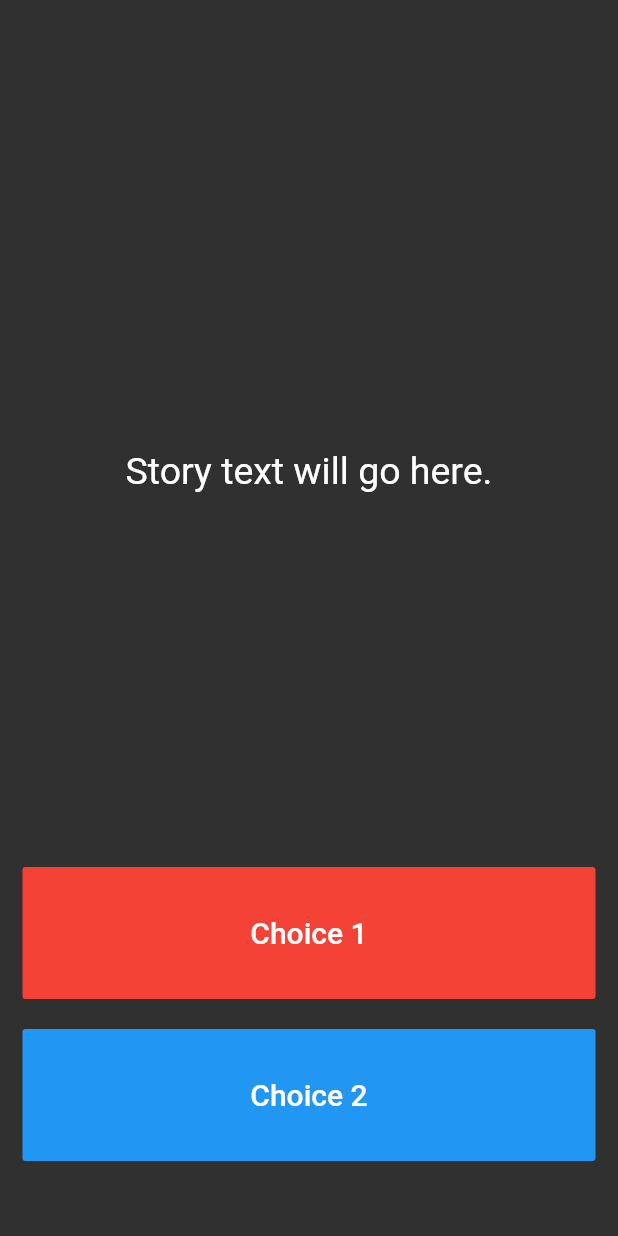
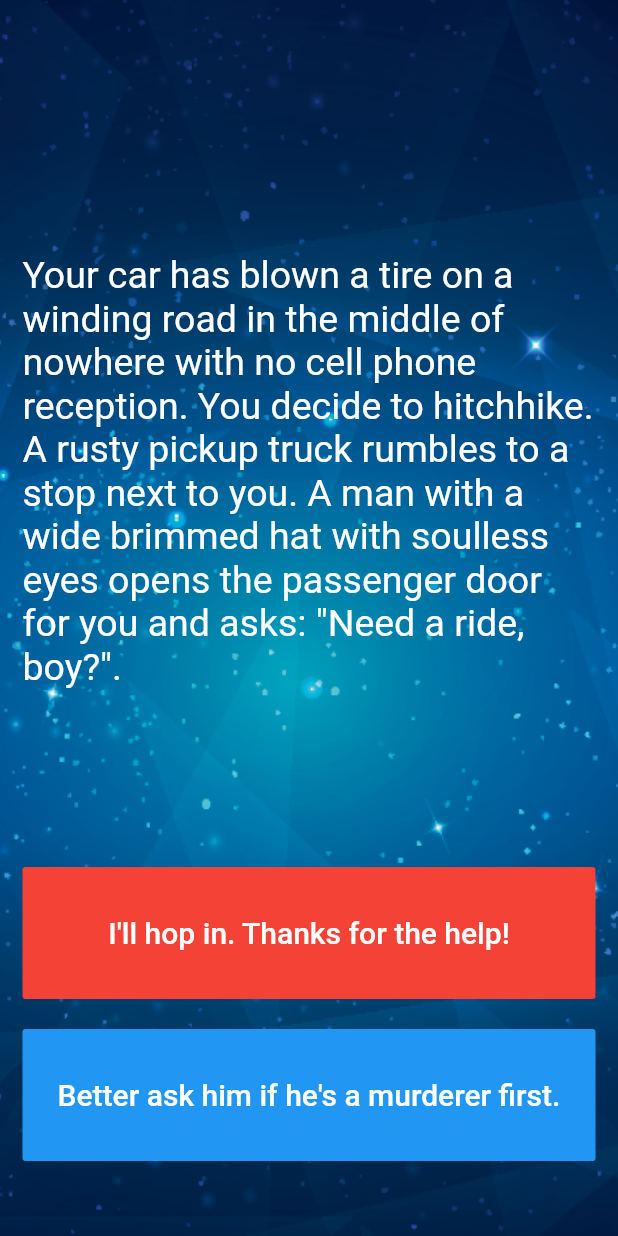
Before and after one commit to tinpay/flutter_study, a Flutter app: the screen it shows after launch, on a phone screen of 412 x 824 dp. Run offline on Flutter 3.47's test engine with Material 2 defaults, Android fonts, the phone set to English and light mode, and no system bars.

Commit message:
implement tp step19

```diff
--- a/destini-challenge-starting/lib/main.dart
+++ b/destini-challenge-starting/lib/main.dart
@@ -1,6 +1,6 @@
 import 'package:flutter/material.dart';
 
-//TODO: Step 15 - Run the app and see if you can see the screen update with the first story. Delete this TODO if it looks as you expected.
+import 'story_brain.dart';
 
 void main() => runApp(Destini());
 
@@ -13,7 +13,7 @@
   }
 }
 
-//TODO: Step 9 - Create a new storyBrain object from the StoryBrain class.
+StoryBrain storyBrain = StoryBrain();
 
 class StoryPage extends StatefulWidget {
   _StoryPageState createState() => _StoryPageState();
@@ -24,7 +24,12 @@
   Widget build(BuildContext context) {
     return Scaffold(
       body: Container(
-        //TODO: Step 1 - Add background.png to this Container as a background image.
+        decoration: BoxDecoration(
+          image: DecorationImage(
+            image: AssetImage("images/background.png"),
+            fit: BoxFit.cover,
+          ),
+        ),
         padding: EdgeInsets.symmetric(vertical: 50.0, horizontal: 15.0),
         constraints: BoxConstraints.expand(),
         child: SafeArea(
@@ -35,8 +40,7 @@
                 flex: 12,
                 child: Center(
                   child: Text(
-                    //TODO: Step 10 - use the storyBrain to get the first story title and display it in this Text Widget.
-                    'Story text will go here.',
+                    storyBrain.getStory(),
                     style: TextStyle(
                       fontSize: 25.0,
                     ),
@@ -48,12 +52,11 @@
                 child: FlatButton(
                   onPressed: () {
                     //Choice 1 made by user.
-                    //TODO: Step 18 - Call the nextStory() method from storyBrain and pass the number 1 as the choice made by the user.
+                    storyBrain.nextStory(1);
                   },
                   color: Colors.red,
                   child: Text(
-                    //TODO: Step 13 - Use the storyBrain to get the text for choice 1.
-                    'Choice 1',
+                    storyBrain.getChoice1(),
                     style: TextStyle(
                       fontSize: 20.0,
                     ),
@@ -70,12 +73,11 @@
                 child: FlatButton(
                   onPressed: () {
                     //Choice 2 made by user.
-                    //TODO: Step 19 - Call the nextStory() method from storyBrain and pass the number 2 as the choice made by the user.
+                    storyBrain.nextStory(2);
                   },
                   color: Colors.blue,
                   child: Text(
-                    //TODO: Step 14 - Use the storyBrain to get the text for choice 1.
-                    'Choice 2',
+                    storyBrain.getChoice2(),
                     style: TextStyle(
                       fontSize: 20.0,
                     ),
--- a/destini-challenge-starting/lib/story_brain.dart
+++ b/destini-challenge-starting/lib/story_brain.dart
@@ -1,54 +1,58 @@
-//TODO: Step 6 - import the story.dart file into this file.
+import 'package:destini_challenge_starting/story.dart';
 
-//TODO: Step 5 - Create a new class called StoryBrain.
+class StoryBrain {
+  List<Story> _storyData = [
+    Story(
+        storyTitle:
+            'Your car has blown a tire on a winding road in the middle of nowhere with no cell phone reception. You decide to hitchhike. A rusty pickup truck rumbles to a stop next to you. A man with a wide brimmed hat with soulless eyes opens the passenger door for you and asks: "Need a ride, boy?".',
+        choice1: 'I\'ll hop in. Thanks for the help!',
+        choice2: 'Better ask him if he\'s a murderer first.'),
+    Story(
+        storyTitle: 'He nods slowly, unphased by the question.',
+        choice1: 'At least he\'s honest. I\'ll climb in.',
+        choice2: 'Wait, I know how to change a tire.'),
+    Story(
+        storyTitle:
+            'As you begin to drive, the stranger starts talking about his relationship with his mother. He gets angrier and angrier by the minute. He asks you to open the glovebox. Inside you find a bloody knife, two severed fingers, and a cassette tape of Elton John. He reaches for the glove box.',
+        choice1: 'I love Elton John! Hand him the cassette tape.',
+        choice2: 'It\'s him or me! You take the knife and stab him.'),
+    Story(
+        storyTitle:
+            'What? Such a cop out! Did you know traffic accidents are the second leading cause of accidental death for most adult age groups?',
+        choice1: 'Restart',
+        choice2: ''),
+    Story(
+        storyTitle:
+            'As you smash through the guardrail and careen towards the jagged rocks below you reflect on the dubious wisdom of stabbing someone while they are driving a car you are in.',
+        choice1: 'Restart',
+        choice2: ''),
+    Story(
+        storyTitle:
+            'You bond with the murderer while crooning verses of "Can you feel the love tonight". He drops you off at the next town. Before you go he asks you if you know any good places to dump bodies. You reply: "Try the pier".',
+        choice1: 'Restart',
+        choice2: '')
+  ];
 
-//TODO: Step 7 - Uncomment the lines below to include storyData as a private property in StoryBrain. Hint: You might need to change something in story.dart to make this work.
+  int storyNumber = 0;
 
-//List<Story> _storyData = [
-//  Story(
-//      storyTitle:
-//      'Your car has blown a tire on a winding road in the middle of nowhere with no cell phone reception. You decide to hitchhike. A rusty pickup truck rumbles to a stop next to you. A man with a wide brimmed hat with soulless eyes opens the passenger door for you and asks: "Need a ride, boy?".',
-//      choice1: 'I\'ll hop in. Thanks for the help!',
-//      choice2: 'Better ask him if he\'s a murderer first.'),
-//  Story(
-//      storyTitle: 'He nods slowly, unphased by the question.',
-//      choice1: 'At least he\'s honest. I\'ll climb in.',
-//      choice2: 'Wait, I know how to change a tire.'),
-//  Story(
-//      storyTitle:
-//      'As you begin to drive, the stranger starts talking about his relationship with his mother. He gets angrier and angrier by the minute. He asks you to open the glovebox. Inside you find a bloody knife, two severed fingers, and a cassette tape of Elton John. He reaches for the glove box.',
-//      choice1: 'I love Elton John! Hand him the cassette tape.',
-//      choice2: 'It\'s him or me! You take the knife and stab him.'),
-//  Story(
-//      storyTitle:
-//      'What? Such a cop out! Did you know traffic accidents are the second leading cause of accidental death for most adult age groups?',
-//      choice1: 'Restart',
-//      choice2: ''),
-//  Story(
-//      storyTitle:
-//      'As you smash through the guardrail and careen towards the jagged rocks below you reflect on the dubious wisdom of stabbing someone while they are driving a car you are in.',
-//      choice1: 'Restart',
-//      choice2: ''),
-//  Story(
-//      storyTitle:
-//      'You bond with the murderer while crooning verses of "Can you feel the love tonight". He drops you off at the next town. Before you go he asks you if you know any good places to dump bodies. You reply: "Try the pier".',
-//      choice1: 'Restart',
-//      choice2: '')
-//];
+  String getStory() {
+    return _storyData.first.storyTitle;
+  }
+
+  String getChoice1() {
+    return _storyData.first.choice1;
+  }
+
+  String getChoice2() {
+    return _storyData.first.choice2;
+  }
+
+  void nextStory(int choiceNumbet) {}
+}
 
 //TODO: Step 23 - Use the storyNumber property inside getStory(), getChoice1() and getChoice2() so that it gets the updated story and choices rather than always just the first (0th) one.
 
-//TODO: Step 8 - Create a method called getStory() that returns the first storyTitle from _storyData.
-
-//TODO: Step 11 - Create a method called getChoice1() that returns the text for the first choice1 from _storyData.
-
-//TODO: Step 12 - Create a method called getChoice2() that returns the text for the first choice2 from _storyData.
-
 //TODO: Step 25 - Change the storyNumber property into a private property so that only story_brain.dart has access to it. You can do this by right clicking on the name (storyNumber) and selecting Refactor -> Rename to make the change across all the places where it's used.
-
-//TODO: Step 16 - Create a property called storyNumber which starts with a value of 0. This will be used to track which story the user is currently viewing.
-
-//TODO: Step 17 - Create a method called nextStory(), it should not have any outputs but it should have 1 input called choiceNumber which will be the choice number (int) made by the user.
 
 //TODO: Step 20 - Download the story plan here: https://drive.google.com/uc?export=download&id=1KU6EghkO9Hf2hRM0756xFHgNaZyGCou3
 
```
Also changed, not shown: destini-challenge-starting/lib/story.dart (+6 -4 lines), 3 other files.
